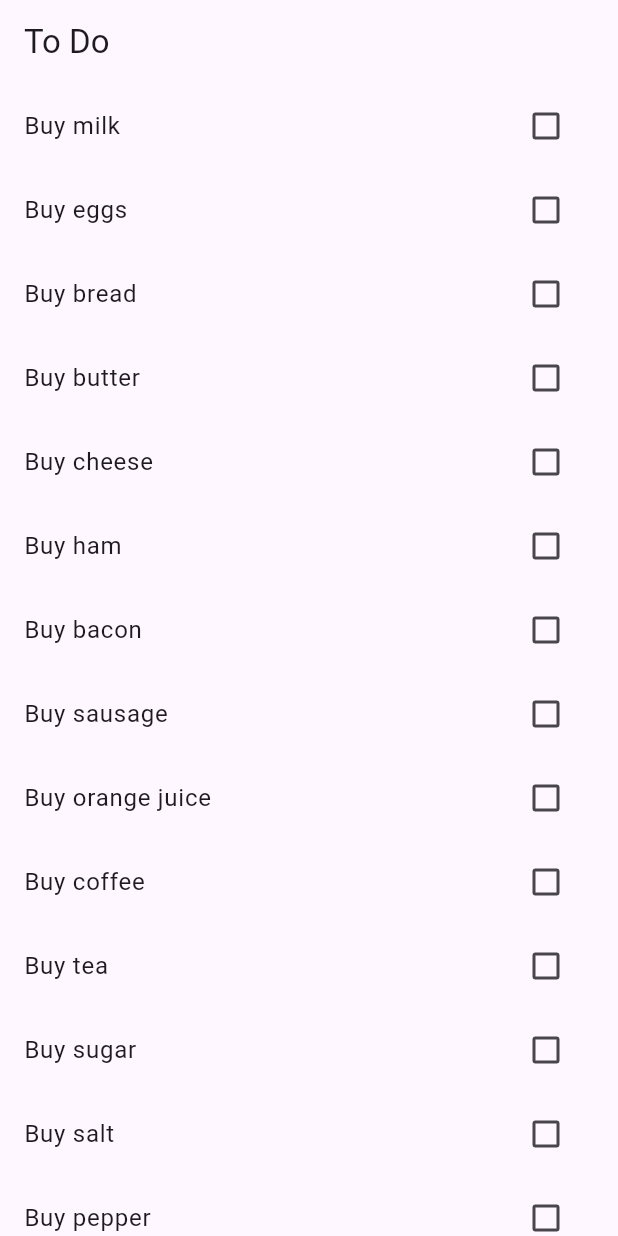
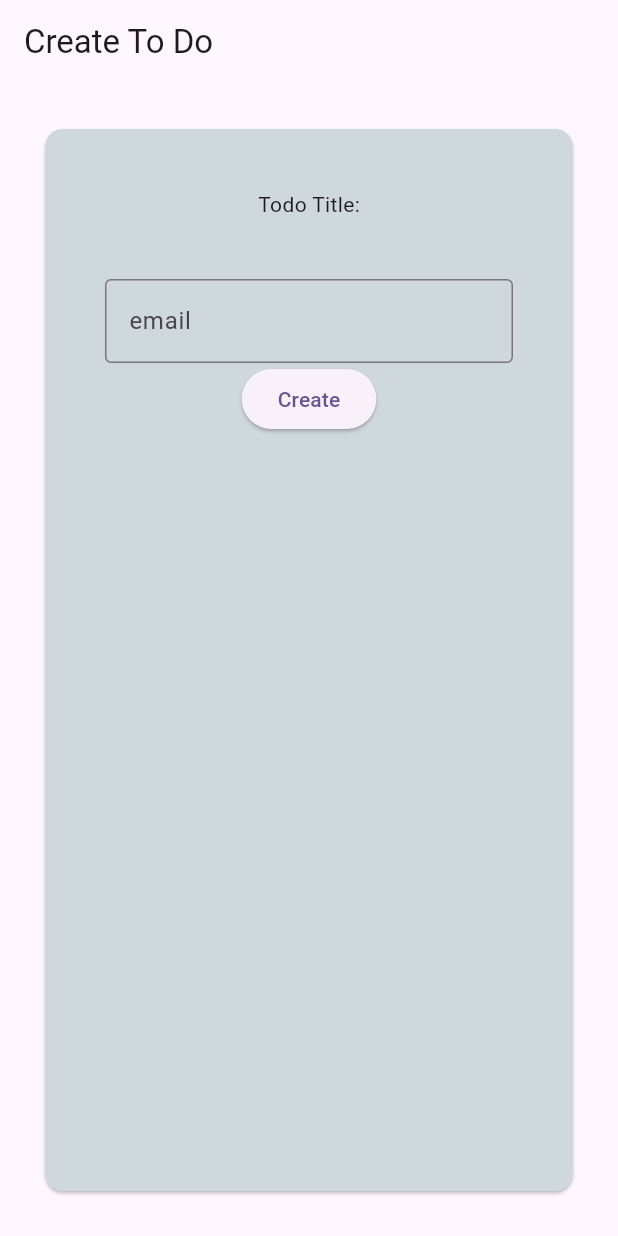
Before and after one commit to arieltl/aula_todo, a Flutter app: the screen it shows after launch, on a phone screen of 412 x 824 dp. Run offline on Flutter 3.47's test engine with Material 3 defaults, Android fonts, the phone set to English and light mode, and no system bars.

Commit message:
initial second screen

```diff
--- a/lib/main.dart
+++ b/lib/main.dart
@@ -1,3 +1,4 @@
+import 'package:aula_todo/pages/create_todo.dart';
 import 'package:aula_todo/pages/home_page.dart';
 import 'package:flutter/material.dart';
 
@@ -18,7 +19,7 @@ class MyApp extends StatelessWidget {
         colorScheme: ColorScheme.fromSeed(seedColor: Colors.deepPurple),
         useMaterial3: true,
       ),
-      home: const HomePage(),
+      home: const CreateTodoPage(),
     );
   }
 }
--- /dev/null
+++ b/lib/pages/create_todo.dart
@@ -0,0 +1,46 @@
+import 'package:flutter/material.dart';
+
+class CreateTodoPage extends StatefulWidget {
+  const CreateTodoPage({super.key});
+
+  @override
+  State<CreateTodoPage> createState() => _CreateTodoPageState();
+}
+
+class _CreateTodoPageState extends State<CreateTodoPage> {
+  @override
+  Widget build(BuildContext context) {
+    return Scaffold(
+      appBar: AppBar(
+        title: Text("Create To Do"),
+      ),
+      body: Card(
+        margin: EdgeInsets.all(30),
+        color: Colors.blueGrey.shade100,
+        child:  Column(
+          children: [
+            const Padding(
+              padding: EdgeInsets.all(40.0),
+              child: Text(
+                "Todo Title:",
+
+              ),
+            ),
+            const Padding(
+              padding: EdgeInsets.symmetric(horizontal: 40.0),
+              child: TextField(
+                decoration: InputDecoration(
+                  hintText: "example@gmail.com",
+                  labelText: "email",
+                  border: OutlineInputBorder()
+                ),
+              ),
+            ),
+            ElevatedButton(onPressed: (){}, child: Text("Create"))
+          ],
+        ),
+      ),
+
+    );
+  }
+}
--- a/lib/pages/home_page.dart
+++ b/lib/pages/home_page.dart
@@ -36,14 +36,30 @@ class _HomePageState extends State<HomePage> {
     return Scaffold(
         appBar: AppBar(
           title: Text("To Do"),
+          actions: [
+            IconButton(
+              icon: Icon(Icons.add),
+              onPressed: (){
+                print("Add pressed");
+              },
+            ),
+            TextButton(onPressed: (){}, child: Text("Exemplo ")),
+          ],
         ),
         body: ListView.builder(itemBuilder: (BuildContext context, int index){
-
+          if (index == toDos.length){
+            return SizedBox(height: 80);
+          }
           return ToDoTile(toDo: toDos[index]);
 
 
 
         },
-        itemCount: toDos.length));
+        itemCount: toDos.length+1),
+        // floatingActionButton: FloatingActionButton(
+        //   onPressed: (){},
+        //   child: Text("Add"),
+        // )
+    );
   }
 }
```
